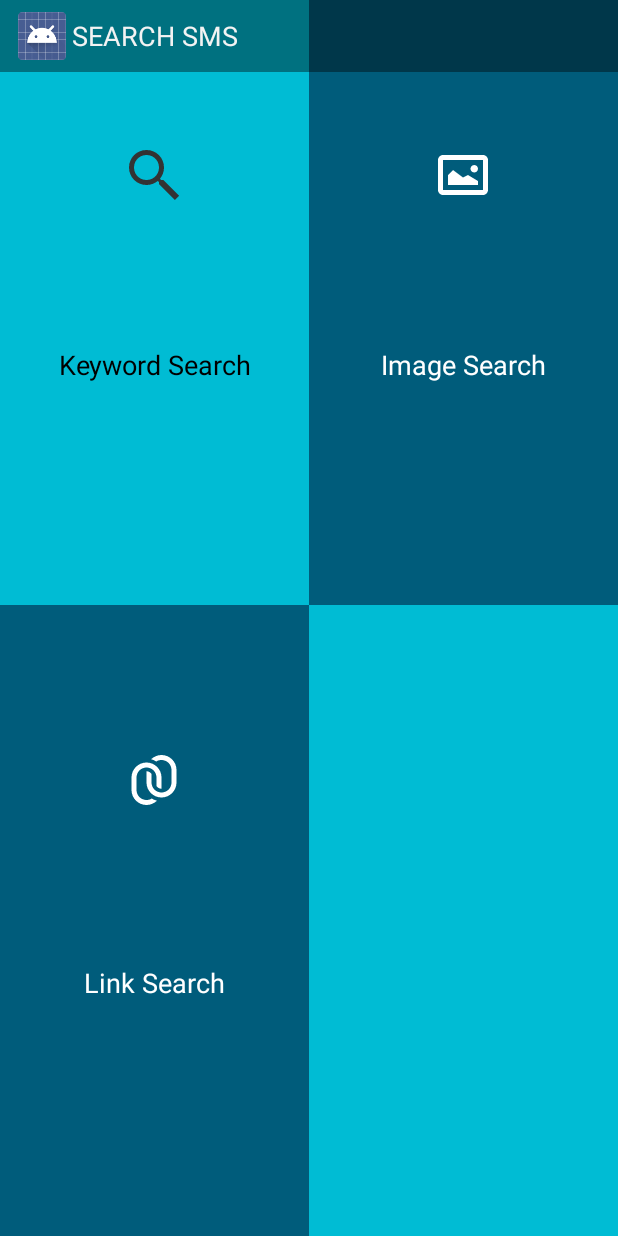
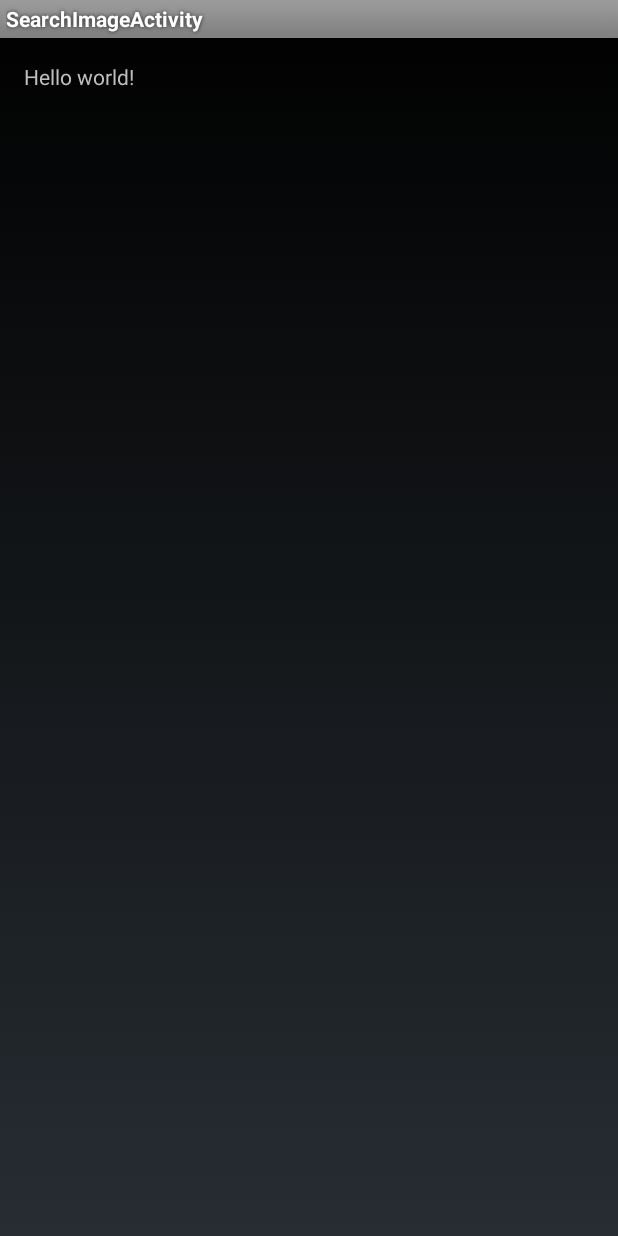
Before and after one commit to TeamUpApp/SearchSMS, an Android app: the screen it shows after launch (FullscreenActivity before the commit, SearchImageActivity after it), after a tap on "Image Search", on a phone screen of 412 x 824 dp. Run offline under Robolectric (Android 15) with nearby library versions, the light colour scheme and no system bars.

Commit message:
Added Activities for ImageSearch and LinkSearch

```diff
--- a/app/src/main/java/com/com/teamupapps/searchsms/FullscreenActivity.java
+++ b/app/src/main/java/com/com/teamupapps/searchsms/FullscreenActivity.java
@@ -1,14 +1,8 @@
 package com.com.teamupapps.searchsms;
 
-import com.com.teamupapps.searchsms.util.SystemUiHider;
-
-import android.annotation.TargetApi;
 import android.app.Activity;
 import android.content.Intent;
-import android.os.Build;
 import android.os.Bundle;
-import android.os.Handler;
-import android.view.MotionEvent;
 import android.view.View;
 
 import com.teamupapps.searchsms.R;
@@ -34,4 +28,13 @@ public class FullscreenActivity extends Activity {
         startActivity(intent);
     }
 
+    public void linkClicked(View view){
+        Intent intent = new Intent (FullscreenActivity.this, SearchLinkActivity.class);
+        startActivity(intent);
+    }
+
+    public void imageClicked(View view){
+        Intent intent = new Intent (FullscreenActivity.this, SearchImageActivity.class);
+        startActivity(intent);
+    }
 }
--- /dev/null
+++ b/app/src/main/java/com/com/teamupapps/searchsms/SearchImageActivity.java
@@ -0,0 +1,67 @@
+package com.com.teamupapps.searchsms;
+
+import android.app.Activity;
+import android.app.ActionBar;
+import android.app.Fragment;
+import android.os.Bundle;
+import android.view.LayoutInflater;
+import android.view.Menu;
+import android.view.MenuItem;
+import android.view.View;
+import android.view.ViewGroup;
+import android.os.Build;
+
+import com.teamupapps.searchsms.R;
+
+public class SearchImageActivity extends Activity {
+
+    @Override
+    protected void onCreate(Bundle savedInstanceState) {
+        super.onCreate(savedInstanceState);
+        setContentView(R.layout.activity_search_image);
+        if (savedInstanceState == null) {
+            getFragmentManager().beginTransaction()
+                    .add(R.id.container, new PlaceholderFragment())
+                    .commit();
+        }
+    }
+
+
+    @Override
+    public boolean onCreateOptionsMenu(Menu menu) {
+        // Inflate the menu; this adds items to the action bar if it is present.
+        getMenuInflater().inflate(R.menu.menu_search_image, menu);
+        return true;
+    }
+
+    @Override
+    public boolean onOptionsItemSelected(MenuItem item) {
+        // Handle action bar item clicks here. The action bar will
+        // automatically handle clicks on the Home/Up button, so long
+        // as you specify a parent activity in AndroidManifest.xml.
+        int id = item.getItemId();
+
+        //noinspection SimplifiableIfStatement
+        if (id == R.id.action_settings) {
+            return true;
+        }
+
+        return super.onOptionsItemSelected(item);
+    }
+
+    /**
+     * A placeholder fragment containing a simple view.
+     */
+    public static class PlaceholderFragment extends Fragment {
+
+        public PlaceholderFragment() {
+        }
+
+        @Override
+        public View onCreateView(LayoutInflater inflater, ViewGroup container,
+                                 Bundle savedInstanceState) {
+            View rootView = inflater.inflate(R.layout.fragment_search_image, container, false);
+            return rootView;
+        }
+    }
+}
--- /dev/null
+++ b/app/src/main/res/layout/activity_fragment_search_links.xml
@@ -0,0 +1,5 @@
+<FrameLayout xmlns:android="http://schemas.android.com/apk/res/android"
+    xmlns:tools="http://schemas.android.com/tools" android:id="@+id/container"
+    android:layout_width="match_parent" android:layout_height="match_parent"
+    tools:context="com.com.teamupapps.searchsms.SearchLinkActivity"
+    tools:ignore="MergeRootFrame" />
--- a/app/src/main/res/layout/activity_fullscreen.xml
+++ b/app/src/main/res/layout/activity_fullscreen.xml
@@ -29,7 +29,7 @@
             android:layout_width="0dp"
             android:layout_height="match_parent"
             android:layout_weight="1"
-            android:onClick="keywordMClicked"
+            android:onClick="imageClicked"
             android:drawableTop="@drawable/pic"
             android:text="Image Search" />
 
@@ -47,7 +47,7 @@
             android:layout_width="0dp"
             android:layout_height="match_parent"
             android:layout_weight="1"
-
+            android:onClick="linkClicked"
             android:drawableTop="@drawable/link"
             android:text="Link Search" />
 
--- /dev/null
+++ b/app/src/main/res/layout/activity_search_image.xml
@@ -0,0 +1,4 @@
+<FrameLayout xmlns:android="http://schemas.android.com/apk/res/android"
+    xmlns:tools="http://schemas.android.com/tools" android:id="@+id/container"
+    android:layout_width="match_parent" android:layout_height="match_parent"
+    tools:context="com.com.teamupapps.searchsms.SearchImageActivity"/>
--- /dev/null
+++ b/app/src/main/res/layout/fragment_search_image.xml
@@ -0,0 +1,12 @@
+<RelativeLayout xmlns:android="http://schemas.android.com/apk/res/android"
+    xmlns:tools="http://schemas.android.com/tools" android:layout_width="match_parent"
+    android:layout_height="match_parent" android:paddingLeft="@dimen/activity_horizontal_margin"
+    android:paddingRight="@dimen/activity_horizontal_margin"
+    android:paddingTop="@dimen/activity_vertical_margin"
+    android:paddingBottom="@dimen/activity_vertical_margin"
+    tools:context="com.com.teamupapps.searchsms.SearchImageActivity$PlaceholderFragment">
+
+    <TextView android:text="@string/hello_world" android:layout_width="wrap_content"
+        android:layout_height="wrap_content" />
+
+</RelativeLayout>
--- /dev/null
+++ b/app/src/main/res/menu/menu_fragment_search_links.xml
@@ -0,0 +1,6 @@
+<menu xmlns:android="http://schemas.android.com/apk/res/android"
+    xmlns:tools="http://schemas.android.com/tools"
+    tools:context="com.com.teamupapps.searchsms.SearchLinkActivity">
+    <item android:id="@+id/action_settings" android:title="@string/action_settings"
+        android:orderInCategory="100" android:showAsAction="never" />
+</menu>
--- /dev/null
+++ b/app/src/main/res/menu/menu_search_image.xml
@@ -0,0 +1,6 @@
+<menu xmlns:android="http://schemas.android.com/apk/res/android"
+    xmlns:tools="http://schemas.android.com/tools"
+    tools:context="com.com.teamupapps.searchsms.SearchImageActivity">
+    <item android:id="@+id/action_settings" android:title="@string/action_settings"
+        android:orderInCategory="100" android:showAsAction="never" />
+</menu>
--- a/app/src/main/res/values/strings.xml
+++ b/app/src/main/res/values/strings.xml
@@ -232,5 +232,8 @@
     </string-array>
 
     <string name="title_activity_fullscreen">SEARCH SMS</string>
+    <string name="title_activity_search_image">SearchImageActivity</string>
+    <string name="hello_world">Hello world!</string>
+    <string name="title_activity_fragment_search_links">FragmentSearchLinks</string>
 
 </resources>
```
Also changed, not shown: app/src/main/AndroidManifest.xml (+8 -1 lines), app/src/main/java/com/com/teamupapps/searchsms/SearchLinkActivity.java (added, +67 -0 lines), app/src/main/java/com/com/teamupapps/searchsms/dummy/DummyContent.java (added, +55 -0 lines), app/src/main/res/layout/fragment_contact_grid.xml (added, +13 -0 lines), app/src/main/res/layout/fragment_contact_list.xml (added, +13 -0 lines), app/src/main/res/layout/fragment_fragment_search_links.xml (added, +12 -0 lines), app/src/main/res/values-large/refs.xml (added, +12 -0 lines), app/src/main/res/values-sw600dp/refs.xml (added, +12 -0 lines), app/src/main/res/values/refs.xml (added, +12 -0 lines).
